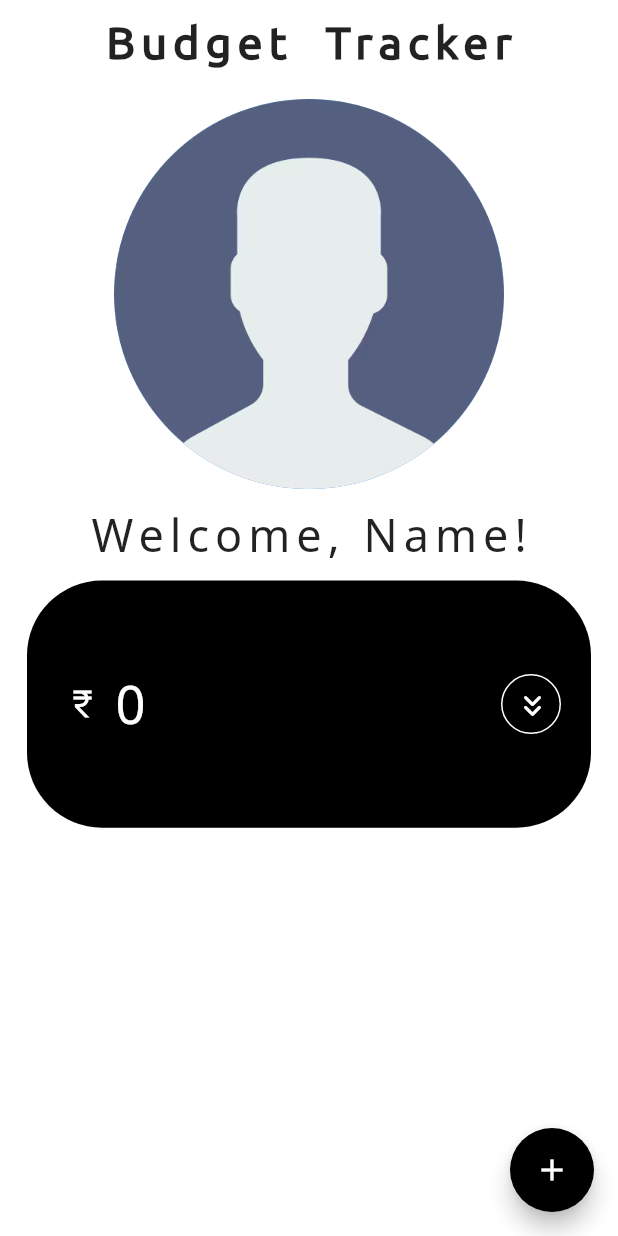
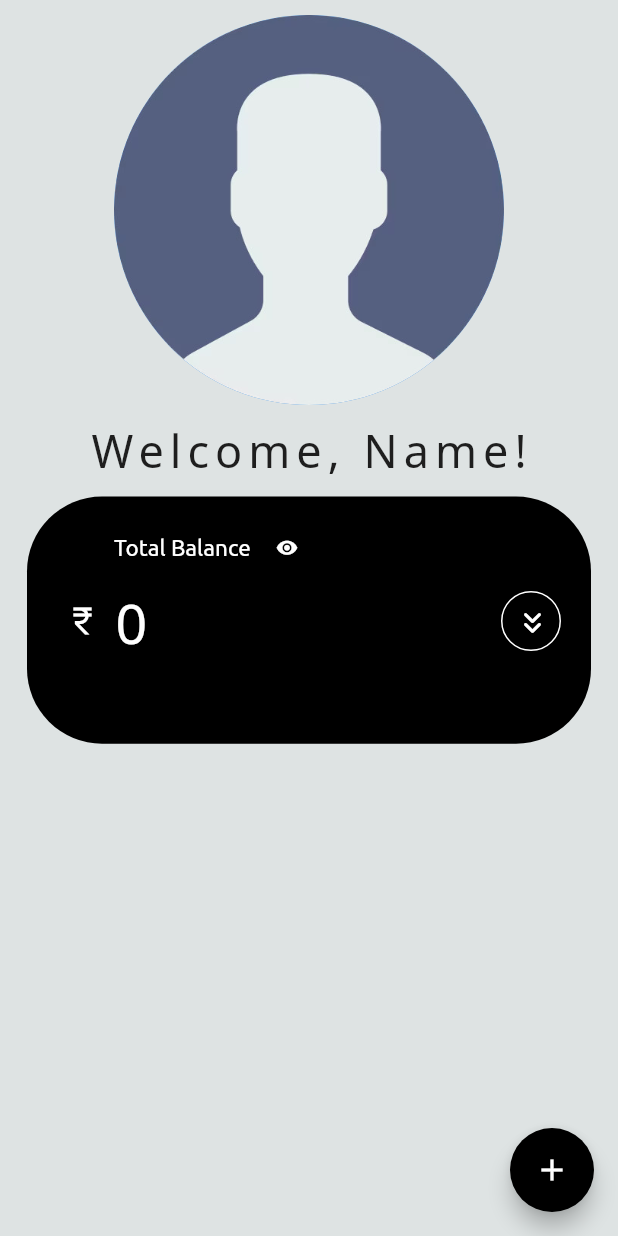
Before and after one commit to RangaKomalSai/budget_tracker, a Flutter app: the screen it shows after launch, on a phone screen of 412 x 824 dp. Run offline on Flutter 3.47's test engine with Material 2 defaults, Android fonts, the phone set to English and light mode, and no system bars.

Commit message:
Visibility and other minor improvements

```diff
--- a/lib/main.dart
+++ b/lib/main.dart
@@ -17,7 +17,7 @@ class MyApp extends StatelessWidget {
       title: 'Budget Tracker',
       theme: ThemeData(
         fontFamily: 'NotoSans',
-        scaffoldBackgroundColor: Colors.white
+        scaffoldBackgroundColor: Color.fromRGBO(222, 227, 227, 1)
       ),
       home: const Home(),
     );
@@ -34,12 +34,17 @@ class Home extends StatefulWidget {
 class _HomeState extends State<Home> {
 
   String name = 'Name';
-  String showStars = '***';
+  // String showAmount = '0';
   double r = 130.0;
   int expensesTotal = 0;
   bool visibleList = false;
   bool introVisible = true;
+  bool amountVisible = true;
+  bool showStars =false;
+  bool showAmount = true;
   IconData showIcon1 = Icons.keyboard_double_arrow_down_rounded;
+  IconData visibleIcon = Icons.visibility;
+  IconData notVisibleIcon = Icons.visibility_off;
   List<Container> containers = [];
 
 void createContainer(String amount, String description) {
@@ -53,7 +58,7 @@ void createContainer(String amount, String description) {
       alignment: Alignment.centerLeft,
       decoration: BoxDecoration(
         borderRadius: BorderRadius.circular(20.0),
-        color: Colors.grey[200],
+        color: Colors.white,
       ),
       child: Row(
         crossAxisAlignment: CrossAxisAlignment.center,
@@ -61,8 +66,9 @@ void createContainer(String amount, String description) {
           Text(
             description,
             style: TextStyle(
-              fontSize: 30.0,
-              // fontFamily: 'Roboto',
+              fontSize: 20.0,
+              fontFamily: 'Poppins',
+              fontWeight: FontWeight.w100
             ),
           ),
           Expanded(
@@ -100,22 +106,23 @@ void createContainer(String amount, String description) {
     double deviceWidth = MediaQuery.of(context).size.width;
 
     return Scaffold(
-      appBar: AppBar(
-        elevation: 0.0,
-        backgroundColor: Colors.white,
-        title: const Text(
-          'Budget  Tracker',
-          style: TextStyle(
-            color: Colors.black87,
-            fontSize: 30.0,
-            fontWeight: FontWeight.bold,
-            letterSpacing: 4.0,
-            fontFamily: 'Ubuntu',
-          ),
-        ),
-        centerTitle: true,
-      ),
+      // appBar: AppBar(
+      //   elevation: 0.0,
+      //   backgroundColor: Color.fromRGBO(240, 244, 245, 1),
+      //   title: const Text(
+      //     'Budget  Tracker',
+      //     style: TextStyle(
+      //       color: Colors.black87,
+      //       fontSize: 30.0,
+      //       fontWeight: FontWeight.bold,
+      //       letterSpacing: 4.0,
+      //       fontFamily: 'Ubuntu',
+      //     ),
+      //   ),
+      //   centerTitle: true,
+      // ),
       body: SingleChildScrollView(
+        child: SafeArea(
           child: Center(
             child: Column(
               children: [
@@ -141,24 +148,80 @@ void createContainer(String amount, String description) {
                   width: deviceWidth,
                   margin: EdgeInsets.fromLTRB(18.0, 0.0, 18.0, 0.0),
                   padding: EdgeInsets.fromLTRB(25.0, 0.0, 20.0, 0.0),
-                alignment: Alignment.centerLeft,
+                  // alignment: Alignment.centerLeft,
                   decoration: BoxDecoration(
                     borderRadius: BorderRadius.circular(50.0),
                     color: Colors.black,
                   ),
-                child:Row(
+                  child:Column(
+                    crossAxisAlignment: CrossAxisAlignment.start,
+                    mainAxisAlignment: MainAxisAlignment.start,
+                    children: [
+                      Padding(
+                        padding: EdgeInsets.fromLTRB(0, 10, 0, 0),
+                        child: Row(
+                          mainAxisAlignment : MainAxisAlignment.start,
+                          children: [
+                            Padding(
+                              padding: EdgeInsets.fromLTRB(33, 0, 0, 0),
+                              child: Text(
+                                  'Total Balance',
+                                style: TextStyle(
+                                  fontSize: 15,
+                                  fontFamily: 'Ubuntu',
+                                  color: Colors.white
+                                ),
+                              ),
+                            ),
+                            Expanded(
+                              child: Align(
+                                alignment: Alignment.centerLeft,
+                                child: Padding(
+                                  padding: EdgeInsets.zero,
+                                  child: IconButton(
+                                      onPressed: (){
+                                        setState(() {
+                                          amountVisible = !amountVisible;
+                                          if(amountVisible == true){visibleIcon = Icons.visibility;showAmount = true; showStars = false;}
+                                          else{visibleIcon = Icons.visibility_off;showAmount = false; showStars = true;}
+                                        });
+                                      },
+                                      icon: Icon(visibleIcon, size: 15, color: Colors.white,),
+                                  ),
+                                ),
+                              ),
+                            )
+                          ],
+                        ),
+                      ),
+                      // SizedBox(height: 5,),
+                      Row(
                         children: [
                           Icon(
                             Icons.currency_rupee,
                             color: Colors.white,
                           ),
                           SizedBox(width: 10.0),
-                    Text(
-                      NumberFormat.decimalPattern().format(expensesTotal),
+                          Visibility(
+                            visible: showAmount,
+                            child: Text(
+                              expensesTotal.toString(),
                               style: TextStyle(
-                        fontSize: 35.0,
+                                fontSize: 37.0,
                                 // fontFamily: 'IndieFlower',
                                 color: Colors.white,
+                              ),
+                            ),
+                          ),
+                          Visibility(
+                            visible: showStars,
+                            child: Text(
+                              '***',
+                              style: TextStyle(
+                                fontSize: 37.0,
+                                // fontFamily: 'IndieFlower',
+                                color: Colors.white,
+                              ),
                             ),
                           ),
                           Expanded(
@@ -185,6 +248,8 @@ void createContainer(String amount, String description) {
                           )
                         ],
                       ),
+                    ],
+                  ),
                 ),
                 SizedBox(height: 10,),
                 Visibility(
@@ -203,6 +268,7 @@ void createContainer(String amount, String description) {
             ),
           ),
         ),
+      ),
       floatingActionButton: FloatingActionButton(
         onPressed: (){
           Navigator.push(
```
Also changed, not shown: lib/add_expenses.dart (+8 -0 lines), lib/newcard.dart (+75 -0 lines), pubspec.yaml (+6 -1 lines). Lines whose indentation alone changed are shown as unchanged.
